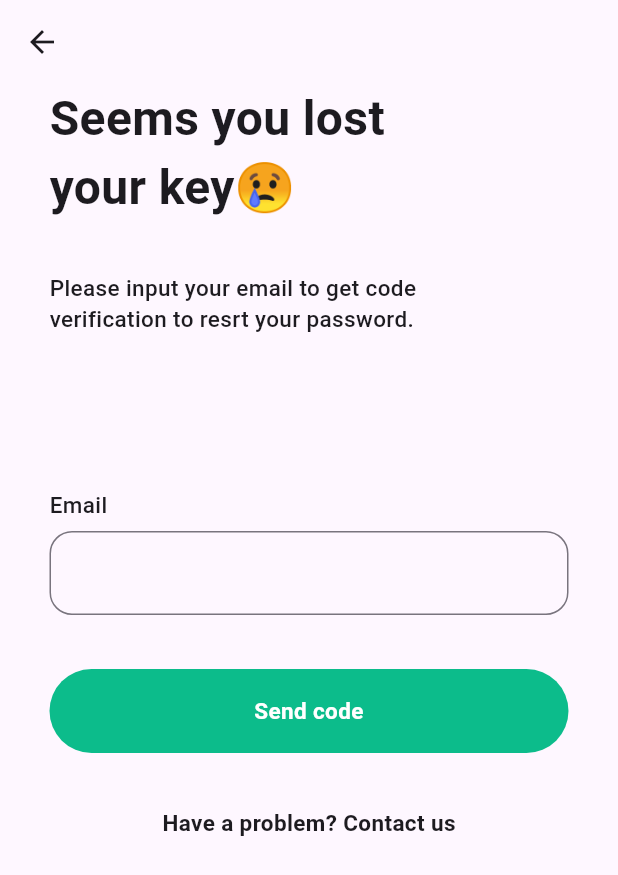
After one commit to leeerrrrmmm/vpn, a Flutter app: the ForgotScreen screen opened directly, on a phone screen of 412 x 824 dp. The commit adds this screen. Shown: the top 875 px of the screen. Run offline on Flutter 3.47's test engine with Material 3 defaults, Android fonts, the light colour scheme and no system bars; our stand-ins replace font_awesome_flutter.

Commit message:
added forgot pass screens

```diff
--- a/lib/presentation/app.dart
+++ b/lib/presentation/app.dart
@@ -1,4 +1,5 @@
 import 'package:flutter/material.dart';
+
 import 'package:vpn/presentation/splash/splash_screen.dart';
 
 class App extends StatelessWidget {
--- /dev/null
+++ b/lib/presentation/forgot/forgot_screen.dart
@@ -0,0 +1,99 @@
+import 'package:flutter/cupertino.dart';
+import 'package:flutter/material.dart';
+import 'package:vpn/components/build_button.dart';
+import 'package:vpn/components/build_text.dart';
+import 'package:vpn/presentation/forgot/input_otc_code.dart';
+
+class ForgotScreen extends StatefulWidget {
+  const ForgotScreen({super.key});
+
+  @override
+  State<ForgotScreen> createState() => _ForgotScreenState();
+}
+
+class _ForgotScreenState extends State<ForgotScreen> {
+  final GlobalKey<FormState> _formKey = GlobalKey<FormState>();
+  final TextEditingController _emailController = TextEditingController();
+
+  @override
+  Widget build(BuildContext context) {
+    return Scaffold(
+      appBar: AppBar(),
+      body: Padding(
+        padding: const EdgeInsets.symmetric(horizontal: 33.0),
+        child: Column(
+          crossAxisAlignment: CrossAxisAlignment.start,
+          children: <Widget>[
+            BuildText(
+              text: 'Seems you lost\nyour key😢',
+              fontWeight: FontWeight.bold,
+              fontSize: 32,
+            ),
+            Padding(
+              padding: const EdgeInsets.only(top: 33.0, bottom: 103.0),
+              child: BuildText(
+                text:
+                    "Please input your email to get code\nverification to resrt your password.",
+                fontWeight: FontWeight.w500,
+                fontSize: 15,
+              ),
+            ),
+            BuildText(text: 'Email', fontWeight: FontWeight.w500, fontSize: 15),
+            const SizedBox(height: 7),
+            Form(
+              key: _formKey,
+              child: TextFormField(
+                controller: _emailController,
+                validator:
+                    (value) =>
+                        !value!.contains('@gmail.com')
+                            ? "Email doesn't exisy!"
+                            : null,
+                decoration: InputDecoration(
+                  border: OutlineInputBorder(
+                    borderRadius: BorderRadius.circular(15),
+                  ),
+                ),
+              ),
+            ),
+            Padding(
+              padding: const EdgeInsets.symmetric(vertical: 36.0),
+              child: BuildButton(
+                onTap: () {
+                  if (_formKey.currentState!.validate()) {
+                    Navigator.push(
+                      context,
+                      CupertinoPageRoute(
+                        builder: (context) => InputCodeScreen(),
+                      ),
+                    );
+                  }
+                },
+                btnText: 'Send code',
+                textColor: Colors.white,
+                fontSize: 15,
+                fontWeight: FontWeight.w600,
+                btnColor: Color(0XFF0CBC8B),
+              ),
+            ),
+            Row(
+              mainAxisAlignment: MainAxisAlignment.center,
+              children: <Widget>[
+                BuildText(
+                  text: 'Have a problem?',
+                  fontSize: 15,
+                  fontWeight: FontWeight.w600,
+                ),
+                BuildText(
+                  text: '\tContact us',
+                  fontSize: 15,
+                  fontWeight: FontWeight.bold,
+                ),
+              ],
+            ),
+          ],
+        ),
+      ),
+    );
+  }
+}
```
Also changed, not shown: lib/presentation/forgot/input_otc_code.dart (added, +159 -0 lines), lib/presentation/forgot/verify_successful_screen.dart (added, +67 -0 lines), lib/presentation/sign_in_screen.dart/sign_in_screen.dart (+20 -0 lines).
